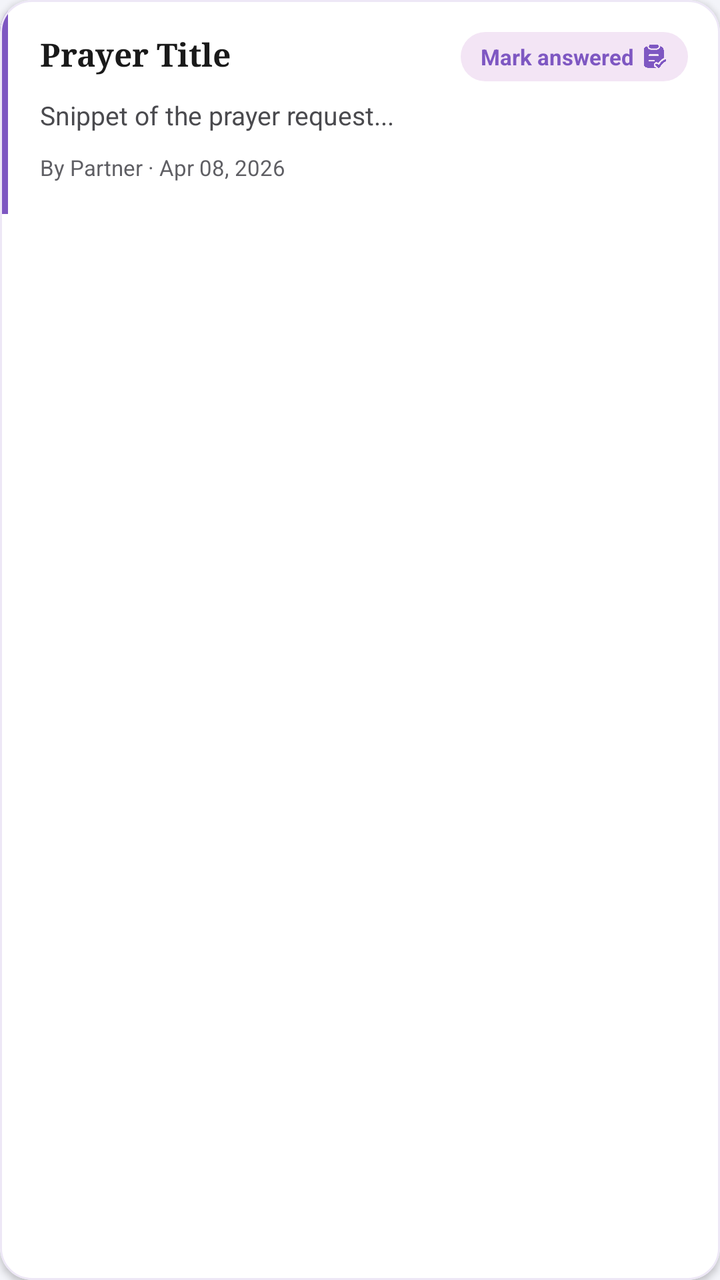
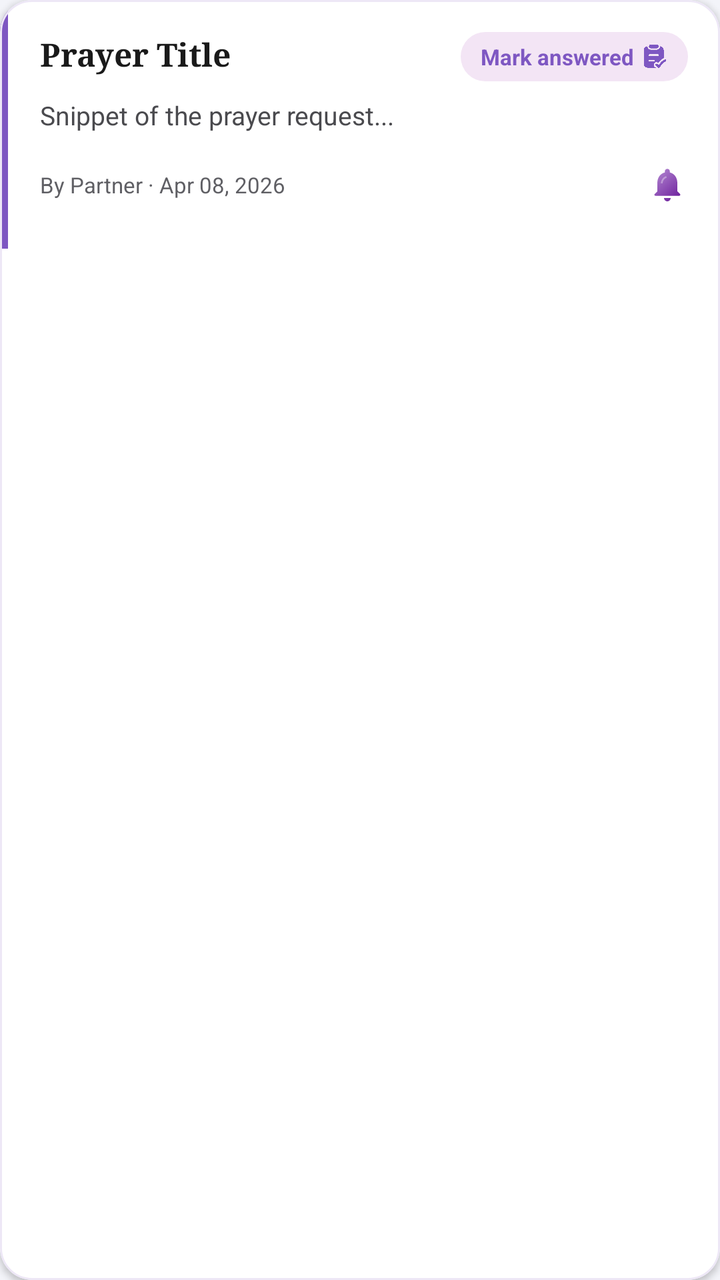

An Android layout rendered at two revisions. The XML below is the earlier revision; the diff shows what the commit changed to produce the second picture.
<!-- AndroidManifest.xml: application theme Theme.SpiritualTracker -->
<!-- res/layout/item_prayer_request.xml -->
<?xml version="1.0" encoding="utf-8"?>
<com.google.android.material.card.MaterialCardView xmlns:android="http://schemas.android.com/apk/res/android"
    xmlns:app="http://schemas.android.com/apk/res-auto"
    android:layout_width="match_parent"
    android:layout_height="wrap_content"
    android:layout_marginHorizontal="4dp"
    android:layout_marginBottom="10dp"
    app:cardCornerRadius="16dp"
    app:cardElevation="2dp"
    app:cardMaxElevation="4dp"
    app:cardBackgroundColor="#FFFFFF"
    app:strokeWidth="1dp"
    app:strokeColor="#EDE7F6">

    <LinearLayout
        android:layout_width="match_parent"
        android:layout_height="wrap_content"
        android:orientation="horizontal">

        
        <View
            android:layout_width="4dp"
            android:layout_height="match_parent"
            android:background="#7E57C2"/>

        
        <LinearLayout
            android:layout_width="0dp"
            android:layout_height="wrap_content"
            android:layout_weight="1"
            android:orientation="vertical"
            android:padding="16dp">

            
            <RelativeLayout
                android:layout_width="match_parent"
                android:layout_height="wrap_content"
                android:layout_marginBottom="8dp">

                <TextView
                    android:id="@+id/tvRequestTitle"
                    android:layout_width="match_parent"
                    android:layout_height="wrap_content"
                    android:layout_toStartOf="@+id/answeredBadge"
                    android:layout_marginEnd="8dp"
                    android:text="Prayer Title"
                    android:textColor="#1A1A1A"
                    android:textSize="16sp"
                    android:textStyle="bold"
                    android:fontFamily="serif"
                    android:lineSpacingExtra="2dp"/>

                
                <LinearLayout
                    android:id="@+id/answeredBadge"
                    android:layout_width="wrap_content"
                    android:layout_height="wrap_content"
                    android:layout_alignParentEnd="true"
                    android:layout_centerVertical="true"
                    android:background="@drawable/bg_answered_pill"
                    android:paddingHorizontal="10dp"
                    android:paddingVertical="5dp"
                    android:gravity="center"
                    android:orientation="horizontal"
                    android:clickable="true"
                    android:focusable="true">

                    <TextView
                        android:id="@+id/btnMarkAnswered"
                        android:layout_width="wrap_content"
                        android:layout_height="wrap_content"
                        android:text="Mark answered"
                        android:textColor="#7E57C2"
                        android:textSize="11sp"
                        android:textStyle="bold"/>

                    <ImageView
                        android:layout_width="13dp"
                        android:layout_height="13dp"
                        android:layout_marginStart="4dp"
                        android:src="@drawable/ic_partner_done"
                        app:tint="#7E57C2"/>
                </LinearLayout>
            </RelativeLayout>

            <TextView
                android:id="@+id/tvRequestDescription"
                android:layout_width="match_parent"
                android:layout_height="wrap_content"
                android:text="Snippet of the prayer request..."
                android:textColor="#4A4A4E"
                android:textSize="13sp"
                android:lineSpacingExtra="3dp"
                android:maxLines="2"
                android:ellipsize="end"
                android:layout_marginBottom="10dp"/>

            <TextView
                android:id="@+id/tvRequestAuthor"
                android:layout_width="wrap_content"
                android:layout_height="wrap_content"
                android:text="By Partner · Apr 08, 2026"
                android:textColor="#5F5F64"
                android:textSize="11sp"/>

        </LinearLayout>
    </LinearLayout>
</com.google.android.material.card.MaterialCardView>
<!-- resources referenced by this layout -->
<resources>
  <!-- drawable bg_answered_pill (drawable) -->
  <?xml version="1.0" encoding="utf-8"?>
  <shape xmlns:android="http://schemas.android.com/apk/res/android">
      <solid android:color="#F3E5F5" /> 
      <corners android:radius="100dp" />
  </shape>
  <!-- drawable ic_partner_done: png bitmap (drawable, 29361 bytes) -->
  <style name="Theme.SpiritualTracker" parent="Base.Theme.SpiritualTracker" />
  <style name="Base.Theme.SpiritualTracker" parent="Theme.Material3.Light.NoActionBar">
          <item name="colorPrimary">#7E57C2</item>
          <item name="colorOnPrimary">#FFFFFF</item>
          <item name="colorSecondaryContainer">#D1C4E9</item>
          <item name="colorOnSecondaryContainer">#7E57C2</item>
          <item name="android:windowBackground">#F3F4F9</item>
          
          <item name="android:navigationBarColor">#F5F5F5</item>
          <item name="android:windowLightNavigationBar" tools:targetApi="27">true</item>
      </style>
</resources>

<!-- the commit's change to res/layout/item_prayer_request.xml (unified diff, before → after) -->
@@ -95,13 +95,42 @@
                 android:ellipsize="end"
                 android:layout_marginBottom="10dp"/>
 
-            <TextView
-                android:id="@+id/tvRequestAuthor"
-                android:layout_width="wrap_content"
+            
+            <LinearLayout
+                android:layout_width="match_parent"
                 android:layout_height="wrap_content"
-                android:text="By Partner · Apr 08, 2026"
-                android:textColor="#5F5F64"
-                android:textSize="11sp"/>
+                android:gravity="center_vertical"
+                android:orientation="horizontal">
+
+                <TextView
+                    android:id="@+id/tvRequestAuthor"
+                    android:layout_width="0dp"
+                    android:layout_height="wrap_content"
+                    android:layout_weight="1"
+                    android:text="By Partner · Apr 08, 2026"
+                    android:textColor="#5F5F64"
+                    android:textSize="11sp"/>
+
+                <TextView
+                    android:id="@+id/requestReminderDay"
+                    android:layout_width="wrap_content"
+                    android:layout_height="wrap_content"
+                    android:textColor="#7E57C2"
+                    android:textSize="11sp"
+                    android:textStyle="bold"
+                    android:paddingVertical="6dp"
+                    android:paddingStart="8dp"
+                    android:visibility="gone"/>
+
+                <ImageView
+                    android:id="@+id/requestReminderBell"
+                    android:layout_width="32dp"
+                    android:layout_height="32dp"
+                    android:padding="6dp"
+                    android:layout_marginEnd="-6dp"
+                    android:background="?attr/selectableItemBackgroundBorderless"
+                    android:src="@drawable/ic_bell_on"/>
+            </LinearLayout>
 
         </LinearLayout>
     </LinearLayout>
<!-- resource entries referenced after the edit -->
@@ -6,6 +6,17 @@
       <solid android:color="#F3E5F5" /> 
       <corners android:radius="100dp" />
   </shape>
+  <!-- drawable ic_bell_on (drawable) -->
+  <?xml version="1.0" encoding="utf-8"?>
+  <vector xmlns:android="http://schemas.android.com/apk/res/android"
+      xmlns:aapt="http://schemas.android.com/aapt"
+      android:width="24dp" android:height="24dp"
+      android:viewportWidth="24" android:viewportHeight="24">
+      <path android:pathData="M12,22c1.1,0 2,-0.9 2,-2h-4c0,1.1 0.9,2 2,2zM18,16v-5c0,-3.07 -1.64,-5.64 -4.5,-6.32V4c0,-0.83 -0.67,-1.5 -1.5,-1.5s-1.5,0.67 -1.5,1.5v0.68C7.63,5.36 6,7.92 6,11v5l-1.6,1.6c-0.4,0.4 -0.12,1.07 0.45,1.07h14.3c0.57,0 0.85,-0.67 0.45,-1.07L18,16z">
+          <aapt:attr name="android:fillColor"><gradient android:type="linear" android:startX="4" android:startY="3" android:endX="20" android:endY="21"><item android:offset="0" android:color="#FFB58AD3"/><item android:offset="1" android:color="#FF6A1B9A"/></gradient></aapt:attr>
+      </path>
+      <path android:fillColor="#59FFFFFF" android:pathData="M8.1,11.2c0.15,-2.05 1.35,-3.75 3.2,-4.35l0.35,0.95c-1.45,0.5 -2.4,1.85 -2.5,3.45z" />
+  </vector>
   <!-- drawable ic_partner_done: png bitmap (drawable, 29361 bytes) -->
   <style name="Theme.SpiritualTracker" parent="Base.Theme.SpiritualTracker" />
   <style name="Base.Theme.SpiritualTracker" parent="Theme.Material3.Light.NoActionBar">
